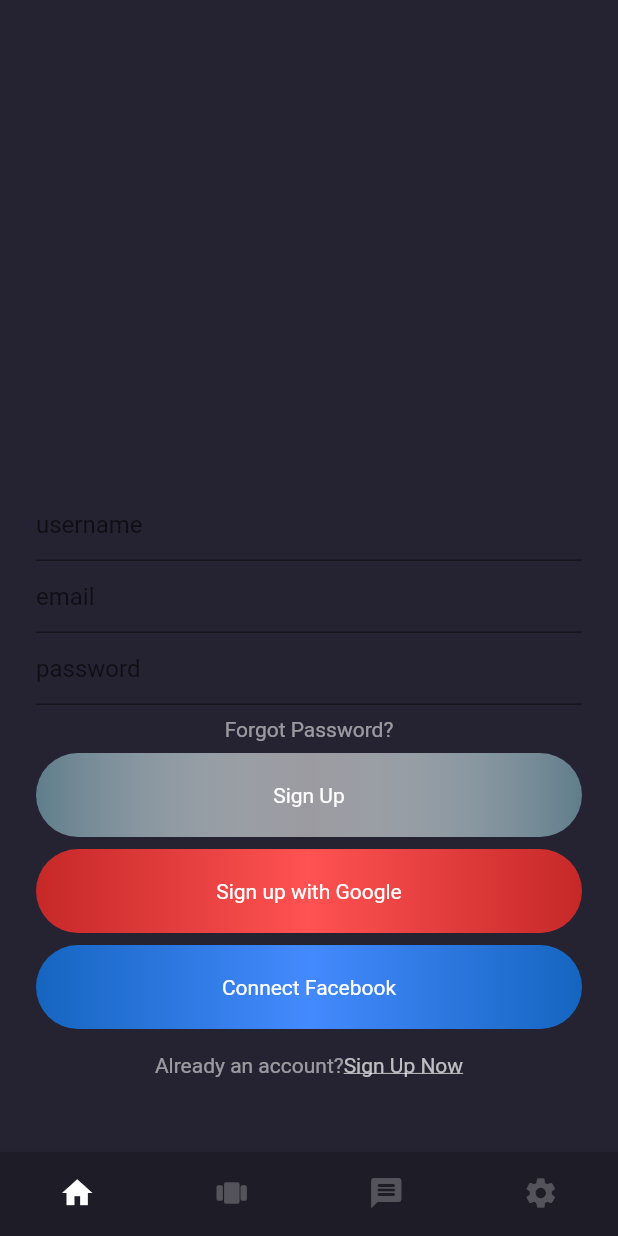
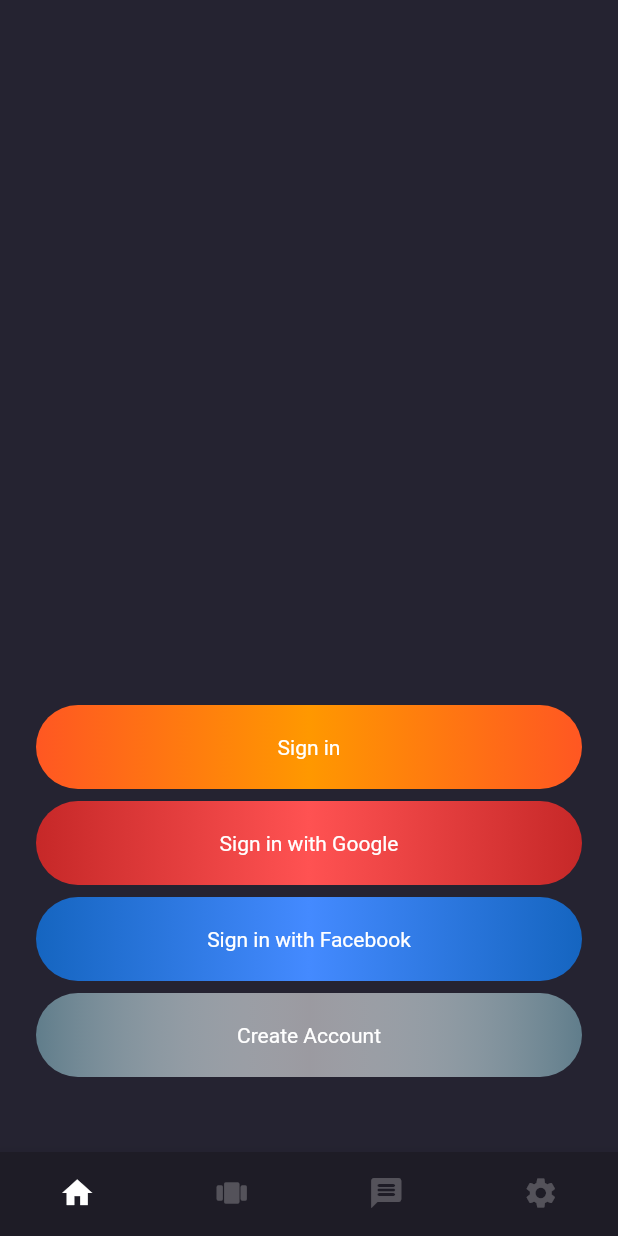
Before and after one commit to benha0898/capstone, a Flutter app: the screen it shows after launch, on a phone screen of 412 x 824 dp. Run offline on Flutter 3.47's test engine with Material 2 defaults, Android fonts, the phone set to English and light mode, and no system bars; our stand-ins replace firebase_auth, firebase_core, firebase_database, flutter_spinkit; accounts and stored records are empty.

Commit message:
Login Screen updated and User Search added

```diff
--- a/lib/app.dart
+++ b/lib/app.dart
@@ -1,13 +1,12 @@
 import 'package:flutter/material.dart';
 
 import 'core/consts.dart';
-//import 'screens/browse_decks_screen.dart';
+import 'screens/browse_decks_screen.dart';
 import 'screens/conversations_screen.dart';
 //import 'screens/home_screen.dart';
 import 'screens/settings_screen.dart';
 
-import 'package:CapstoneProject/authentication/signin.dart';
-import 'package:CapstoneProject/authentication/signUpScreen.dart';
+import 'authentication/LoginMain.dart';
 
 class CustomNavigatorHomePage extends StatefulWidget {
   @override
@@ -18,8 +17,8 @@ class CustomNavigatorHomePage extends StatefulWidget {
 class _CustomNavigatorHomePageState extends State<CustomNavigatorHomePage> {
   int _currentIndex = 0;
   final List<Widget> _screens = [
-    SignUpScreen(),
-    SignIn(),
+    LoginMain(),
+    BrowseDecksScreen(),
     ConversationsScreen(),
     SettingsScreen(),
   ];
--- a/lib/appUser/appUser.dart
+++ /dev/null
@@ -1,5 +0,0 @@
-class AppUser {
-  String userId;
-
-  AppUser({this.userId});
-}
--- /dev/null
+++ b/lib/authentication/LoginMain.dart
@@ -0,0 +1,103 @@
+//import 'package:CapstoneProject/widgets/widgets.dart';
+import 'package:CapstoneProject/authentication/LoginCreateAccount.dart';
+import 'package:CapstoneProject/authentication/LoginEmptyForm.dart';
+import 'package:CapstoneProject/core/consts.dart';
+import 'package:flutter/material.dart';
+
+class LoginMain extends StatefulWidget {
+  @override
+  _LoginMainState createState() => _LoginMainState();
+}
+
+class _LoginMainState extends State<LoginMain> {
+
+  @override
+
+  Widget build(BuildContext context) {
+    return Scaffold(
+        backgroundColor: AppColors.mainColor,
+        body: Container(
+          alignment: Alignment.bottomCenter,
+          padding: EdgeInsets.symmetric(horizontal: 24),
+          child: Column(
+            mainAxisSize: MainAxisSize.min,
+            children: [
+              SizedBox(
+                height: 8,
+              ),
+              GestureDetector( onTap: () {
+                Navigator.of(context).push(
+                 MaterialPageRoute(
+                   builder: (_) => LoginEmptyForm()
+                   ),
+                );
+              },
+              child:
+              Container(
+                alignment: Alignment.center,
+                width: MediaQuery.of(context).size.width,
+                padding: EdgeInsets.symmetric(vertical: 20),
+                decoration: BoxDecoration(
+                  gradient:
+                      LinearGradient(colors: [Colors.deepOrange, Colors.orange, Colors.deepOrange]),
+                  borderRadius: BorderRadius.circular(30),
+                ),
+                child: Text("Sign in", style: TextStyle(color: Colors.white)),
+              ),
+              ),
+              SizedBox(
+                height: 8,
+              ),
+              Container(
+                alignment: Alignment.center,
+                width: MediaQuery.of(context).size.width,
+                padding: EdgeInsets.symmetric(vertical: 20),
+                decoration: BoxDecoration(
+                  gradient:
+                      LinearGradient(colors: [Colors.red[800], Colors.redAccent, Colors.red[800]]),
+                  borderRadius: BorderRadius.circular(30),
+                ),
+                child: Text("Sign in with Google", style: TextStyle(color: Colors.white)),
+              ),
+              SizedBox(
+                height: 8,
+              ),
+              Container(
+                alignment: Alignment.center,
+                width: MediaQuery.of(context).size.width,
+                padding: EdgeInsets.symmetric(vertical: 20),
+                decoration: BoxDecoration(
+                  gradient:
+                      LinearGradient(colors: [Colors.blue[800], Colors.blueAccent, Colors.blue[800]]),
+                  borderRadius: BorderRadius.circular(30),
+                ),
+                child: Text("Sign in with Facebook", style: TextStyle(color: Colors.white)),
+              ),
+              SizedBox(
+                height: 8,
+              ),
+              GestureDetector( onTap: () {
+                Navigator.of(context).push(
+                 MaterialPageRoute(
+                   builder: (_) => LoginCreateAccount()
+                   ),
+                );
+              },
+              child: Container(
+                alignment: Alignment.center,
+                width: MediaQuery.of(context).size.width,
+                padding: EdgeInsets.symmetric(vertical: 20),
+                decoration: BoxDecoration(
+                  gradient:
+                      LinearGradient(colors: [Colors.blueGrey, Colors.white54, Colors.blueGrey]),
+                  borderRadius: BorderRadius.circular(30),
+                ),
+                child: Text("Create Account", style: TextStyle(color: Colors.white)),
+              ),
+              ),
+              SizedBox(height: 50),
+            ],
+          ),
+        ));
+  }
+}
--- a/lib/authentication/signUpScreen.dart
+++ /dev/null
@@ -1,97 +0,0 @@
-//import 'package:CapstoneProject/widgets/widgets.dart';
-import 'package:CapstoneProject/core/consts.dart';
-import 'package:flutter/material.dart';
-
-class SignUpScreen extends StatefulWidget {
-  @override
-  _SignUpScreenState createState() => _SignUpScreenState();
-}
-
-class _SignUpScreenState extends State<SignUpScreen> {
-  @override
-  Widget build(BuildContext context) {
-    return Scaffold(
-        backgroundColor: AppColors.mainColor,
-        body: Container(
-          alignment: Alignment.bottomCenter,
-          padding: EdgeInsets.symmetric(horizontal: 24),
-          child: Column(
-            mainAxisSize: MainAxisSize.min,
-            children: [
-              TextField(
-                style: TextStyle(color: Colors.white),
-                decoration:
-                    InputDecoration(hintText: "username"),
-              ),
-              TextField(
-                style: TextStyle(color: Colors.white),
-                decoration:
-                    InputDecoration(hintText: "email"),
-              ),
-              TextField(
-                obscureText: true,
-                style: TextStyle(color: Colors.white),
-                decoration: InputDecoration(hintText: "password"),
-              ),
-              SizedBox(
-                height: 8,
-              ),
-              Container(
-                child: Text("Forgot Password?", style: TextStyle(color: Colors.white54)),
-              ),
-              SizedBox(
-                height: 8,
-              ),
-              Container(
-                alignment: Alignment.center,
-                width: MediaQuery.of(context).size.width,
-                padding: EdgeInsets.symmetric(vertical: 20),
-                decoration: BoxDecoration(
-                  gradient:
-                      LinearGradient(colors: [Colors.blueGrey, Colors.white54, Colors.blueGrey]),
-                  borderRadius: BorderRadius.circular(30),
-                ),
-                child: Text("Sign Up", style: TextStyle(color: Colors.white)),
-              ),
-              SizedBox(
-                height: 8,
-              ),
-              Container(
-                alignment: Alignment.center,
-                width: MediaQuery.of(context).size.width,
-                padding: EdgeInsets.symmetric(vertical: 20),
-                decoration: BoxDecoration(
-                  gradient:
-                      LinearGradient(colors: [Colors.red[800], Colors.redAccent, Colors.red[800]]),
-                  borderRadius: BorderRadius.circular(30),
-                ),
-                child: Text("Sign up with Google", style: TextStyle(color: Colors.white)),
-              ),
-              SizedBox(
-                height: 8,
-              ),
-              Container(
-                alignment: Alignment.center,
-                width: MediaQuery.of(context).size.width,
-                padding: EdgeInsets.symmetric(vertical: 20),
-                decoration: BoxDecoration(
-                  gradient:
-                      LinearGradient(colors: [Colors.blue[800], Colors.blueAccent, Colors.blue[800]]),
-                  borderRadius: BorderRadius.circular(30),
-                ),
-                child: Text("Connect Facebook", style: TextStyle(color: Colors.white)),
-              ),
-              SizedBox(height: 16),
-              Row(mainAxisAlignment: MainAxisAlignment.center, children: [
-                Text("Already an account?", style: TextStyle(color: Colors.white54)),
-                Text(
-                  "Sign Up Now",
-                  style: TextStyle(decoration: TextDecoration.underline, color: Colors.white70),
-                )
-              ]),
-              SizedBox(height: 50),
-            ],
-          ),
-        ));
-  }
-}
--- a/lib/core/flutter_icons.dart
+++ b/lib/core/flutter_icons.dart
@@ -35,4 +35,5 @@ class FlutterIcons {
   static const IconData menu = IconData(0xe871, fontFamily: _kFontFam);
   static const IconData back = IconData(0xe879, fontFamily: _kFontFam);
   static const IconData filter = IconData(0xf1de, fontFamily: _kFontFam);
+  static const IconData add_circle_outline =IconData(58736, fontFamily: 'MaterialIcons');
 }
--- a/lib/modal/AppUser.dart
+++ /dev/null
@@ -1,6 +0,0 @@
-class AppUser{
-
-  String userId;
-
-  AppUser({this.userId});
-}
```
Also changed, not shown: lib/UserFile/UserInfo.dart (added, +31 -0 lines), lib/UserFile/UserSearch.dart (added, +109 -0 lines), lib/authentication/LoginCreateAccount.dart (added, +55 -0 lines), lib/authentication/LoginEmptyForm.dart (added, +65 -0 lines), lib/authentication/signin.dart (deleted, +0 -92 lines).
